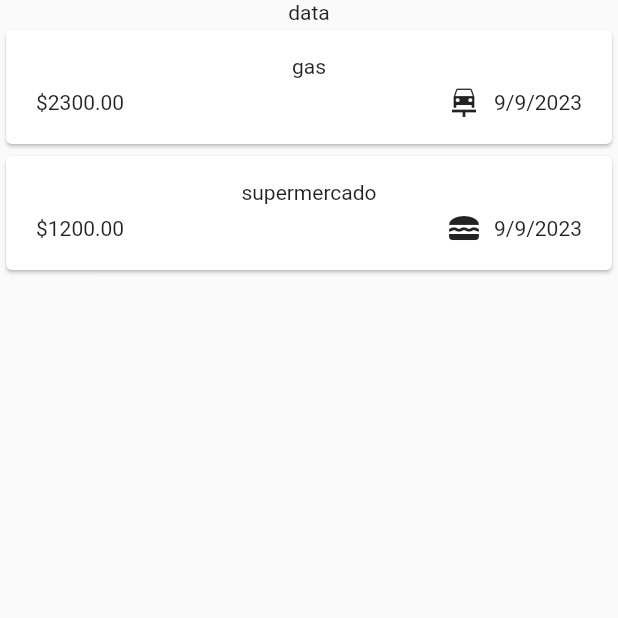
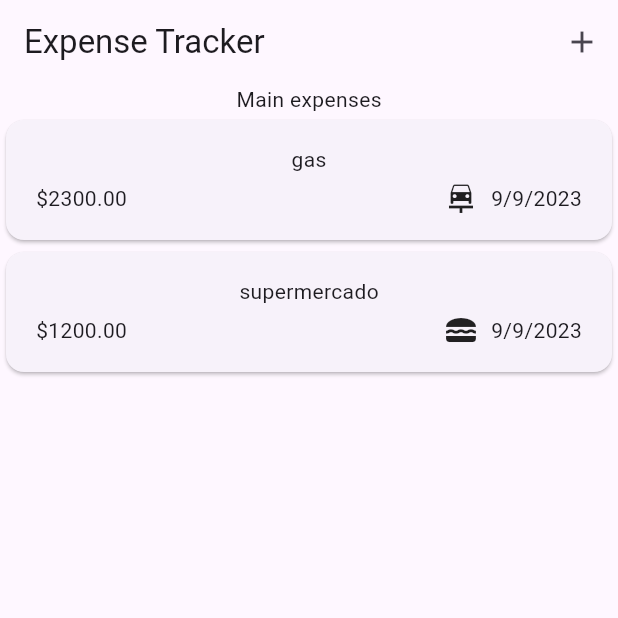
Before and after one commit to luisfnan/Expenses_app, a Flutter app: the screen it shows after launch, on a phone screen of 412 x 824 dp, the top half of it. Run offline on Flutter 3.47's test engine with Material 2 defaults, Android fonts, the phone set to English and light mode, and no system bars.

Commit message:
Appbar created, title, amount, and buttons

```diff
--- a/lib/widgets/expenses.dart
+++ b/lib/widgets/expenses.dart
@@ -2,6 +2,7 @@ import 'package:expense_tracker/entities/category.dart';
 import 'package:flutter/material.dart';
 import '../entities/expense.dart';
 import 'expenses_list/expenses_list.dart';
+import 'new_expense.dart';
 
 class Expenses extends StatefulWidget {
   const Expenses({super.key});
@@ -24,13 +25,26 @@ class _ExpensesState extends State<Expenses> {
         category: Category.food),
   ];
 
+  _openExpensesOverlay() {
+    showModalBottomSheet(
+      context: context,
+      builder: (ctx) => const NewExpense(),
+    );
+  }
+
   @override
   Widget build(BuildContext context) {
     return Scaffold(
-
+      appBar: AppBar(
+        title: const Text('Expense Tracker'),
+        actions: [
+          IconButton(
+              onPressed: _openExpensesOverlay, icon: const Icon(Icons.add))
+        ],
+      ),
       body: Column(
         children: [
-          const Text('data'),
+          const Text('Main expenses'),
           Expanded(
               child: ExpensesList(
             expensesList: _registerExpenses,
--- a/lib/widgets/expenses_list/expenses_list.dart
+++ b/lib/widgets/expenses_list/expenses_list.dart
@@ -10,7 +10,7 @@ class ExpensesList extends StatelessWidget {
 
   @override
   Widget build(BuildContext context) {
-    return ListView.builder(
+    return ListView.builder( // Creates a scrollable list view
         itemCount: expensesList.length,
         itemBuilder: (ctx, index) => ExpenseItem(expensesList[index]));
   }
```
Also changed, not shown: lib/main.dart (+5 -6 lines), lib/widgets/new_expense.dart (added, +66 -0 lines).
